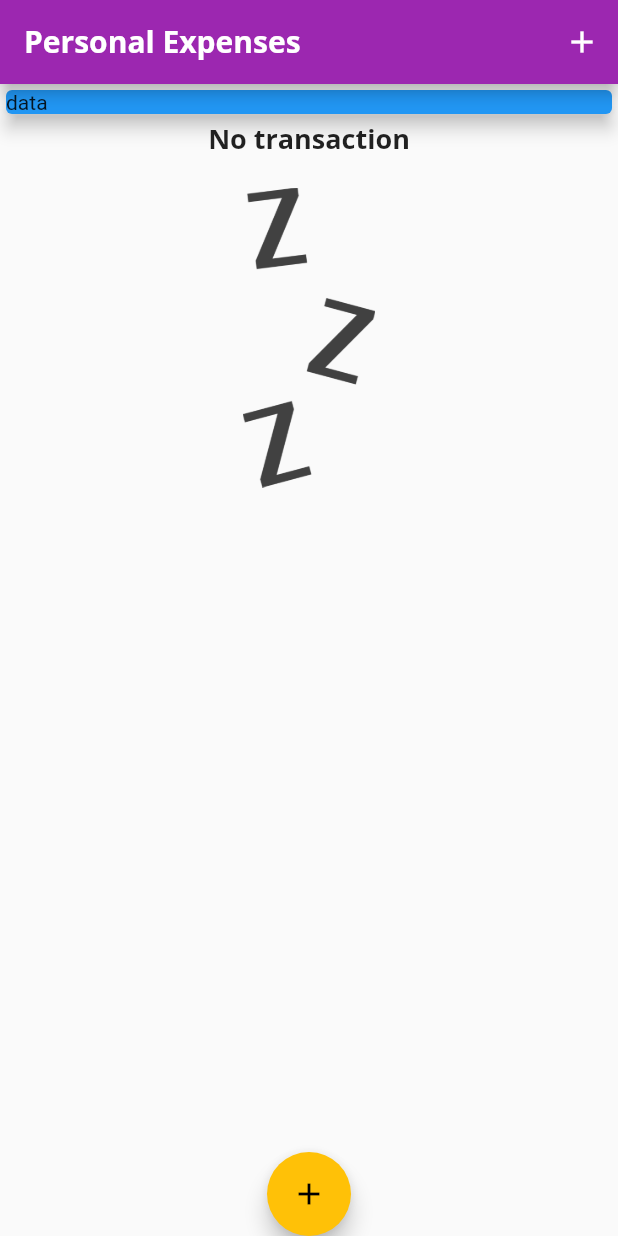
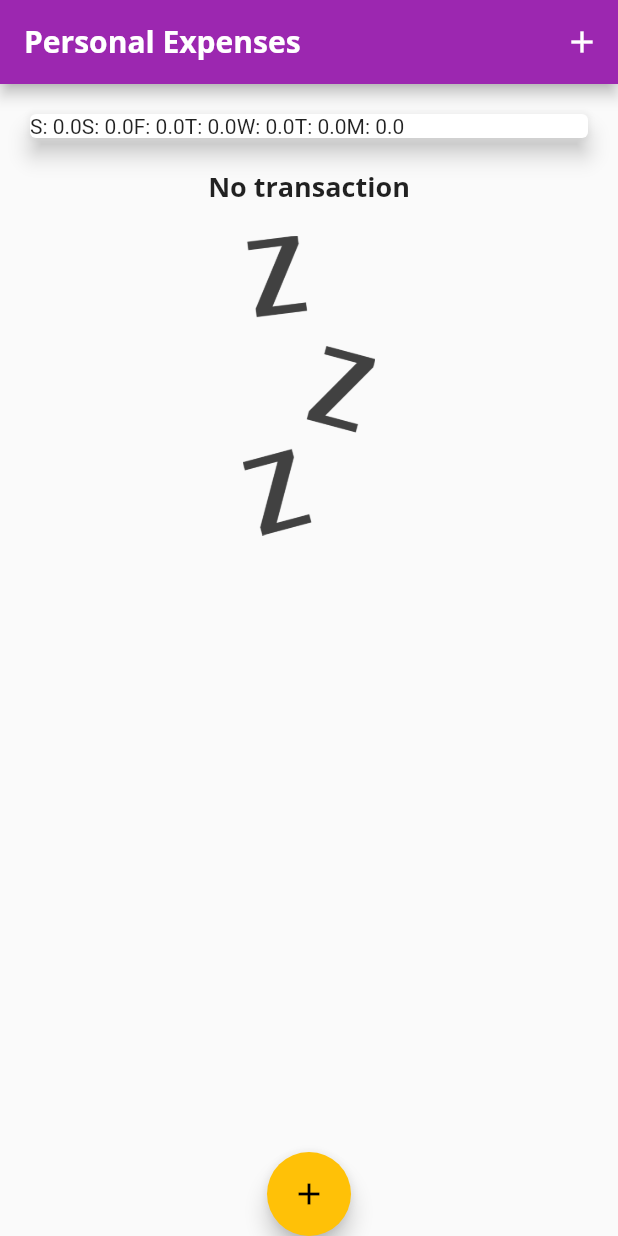
Before and after one commit to mvgmenezes/flutter_personal_expenses, a Flutter app: the screen it shows after launch, on a phone screen of 412 x 824 dp. Run offline on Flutter 3.47's test engine with Material 2 defaults, Android fonts, the phone set to English and light mode, and no system bars.

Commit message:
Creating chart and chart bar

```diff
--- a/lib/main.dart
+++ b/lib/main.dart
@@ -1,5 +1,6 @@
 import 'package:flutter/material.dart';
 import 'package:flutter/rendering.dart';
+import 'package:personal_expenses/widgets/chart.dart';
 import 'package:personal_expenses/widgets/new_transaction.dart';
 import 'package:personal_expenses/widgets/transaction_list.dart';
 
@@ -58,6 +59,11 @@ class _MyHomePageState extends State<MyHomePage> {
         date: DateTime.now())*/
   ];
 
+  List<Transaction> get _recentTransactions{
+    return _user_transctions.where((tran) {
+      return tran.date.isAfter(DateTime.now().subtract(Duration(days: 7)));
+    }).toList();
+  }
   void _addNewTransaction(String title, double amount){
     final newTx = Transaction(
         id: DateTime.now().toString(),
@@ -99,14 +105,7 @@ class _MyHomePageState extends State<MyHomePage> {
             crossAxisAlignment: CrossAxisAlignment
                 .stretch, //com o widgt Column, Cross eh left->right / com Row(), Cross eh top->down
             children: <Widget>[
-              Container(
-                width: double.infinity,
-                child: Card(
-                  color: Colors.blue,
-                  elevation: 5, //seems that is flying
-                  child: Text('data'),
-                ),
-              ),
+              Chart(_recentTransactions),
               TransactionList(_user_transctions),
             ],
           ),
--- /dev/null
+++ b/lib/widgets/chart.dart
@@ -0,0 +1,40 @@
+import 'package:flutter/material.dart';
+import 'package:intl/intl.dart';
+import 'package:personal_expenses/models/transaction.dart';
+
+class Chart extends StatelessWidget{
+
+  final List<Transaction> recentTransactions;
+
+  Chart(this.recentTransactions);
+
+  List<Map<String, Object>> get groupedTransactionValues{
+    return List.generate(7, (index) {
+      final weekDay = DateTime.now().subtract(Duration(days: index));
+      var totalSum=0.0;
+
+      for(var i = 0;i<this.recentTransactions.length; i++){
+        if(this.recentTransactions[i].date.day == weekDay.day &&
+            this.recentTransactions[i].date.month == weekDay.month &&
+            this.recentTransactions[i].date.year == weekDay.year){
+          totalSum += this.recentTransactions[i].amount;
+        }
+      }
+      return {'day': DateFormat.E().format(weekDay).substring(0,1), 'amount':totalSum};
+    });
+  }
+
+  @override
+  Widget build(BuildContext context) {
+
+    return Card(
+        elevation: 6,
+        margin: EdgeInsets.all(20),
+        child: Row(
+          children: groupedTransactionValues.map((data) {
+            return Text('${data['day']}: ${data['amount']}');
+          } ).toList(),
+        ),
+    );
+  }
+}
```
Also changed, not shown: lib/widgets/chart_bar.dart (added, +44 -0 lines).
